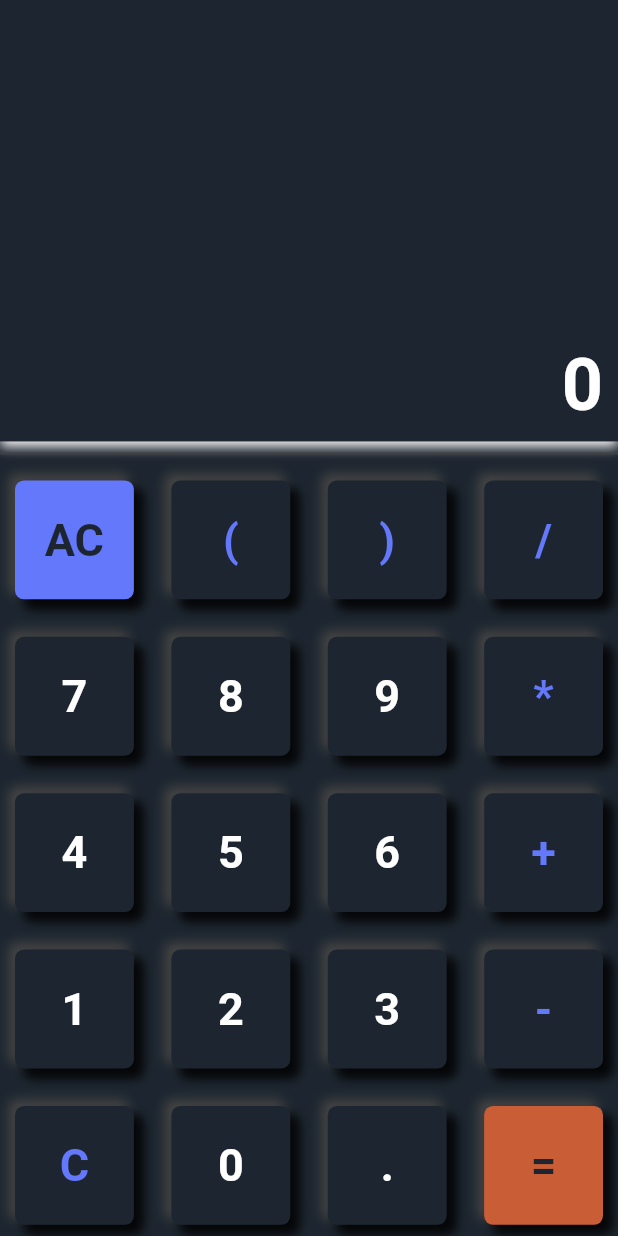
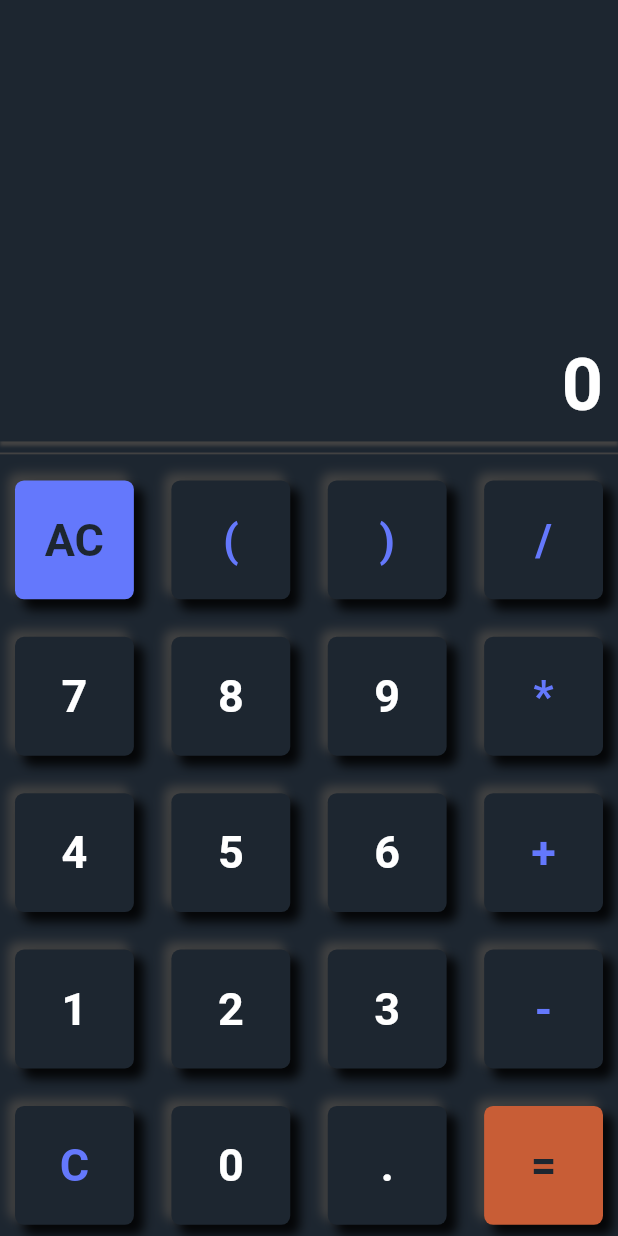
Before and after one commit to gokarna123-goku/g_calculator, a Flutter app: the screen it shows after launch, on a phone screen of 412 x 824 dp. Run offline on Flutter 3.47's test engine with Material 2 defaults, Android fonts, the phone set to English and light mode, and no system bars; our stand-ins replace math_expressions.

```diff
--- a/lib/view/calculator/calculator.dart
+++ b/lib/view/calculator/calculator.dart
@@ -13,26 +13,11 @@ class _CalculatorPageState extends State<CalculatorPage> {
   String result = '0';
 
   List<String> buttonList = [
-    'AC',
-    '(',
-    ')',
-    '/',
-    '7',
-    '8',
-    '9',
-    '*',
-    '4',
-    '5',
-    '6',
-    '+',
-    '1',
-    '2',
-    '3',
-    '-',
-    'C',
-    '0',
-    '.',
-    '=',
+    'AC', '(', ')', '/',
+    '7', '8', '9', '*',
+    '4', '5', '6', '+',
+    '1', '2', '3', '-',
+    'C', '0',  '.', '=',
   ];
   @override
   Widget build(BuildContext context) {
@@ -48,27 +33,10 @@ class _CalculatorPageState extends State<CalculatorPage> {
                 borderRadius: BorderRadius.circular(0),
                 boxShadow: [
                   BoxShadow(
-                    color: Color.fromRGBO(8, 56, 73, 0.5), // shadow color
+                    offset: Offset(0, 3),
+                    blurRadius: 1.0,
+                    color: Colors.grey.shade800, // background color
                   ),
-                  BoxShadow(
-                    offset: Offset(0, 4),
-                    blurRadius: 6,
-                    color: Color(0xFFF9F8F9), // background color
-                  ),
-                  //   // BoxShadow(
-                  //   //   blurStyle: BlurStyle.inner,
-                  //   //   color: Colors.grey.shade800,
-                  //   //   blurRadius: 5.0,
-                  //   //   spreadRadius: 0.5,
-                  //   //   offset: Offset(4, 4),
-                  //   // ),
-                  //   // BoxShadow(
-                  //   //   blurStyle: BlurStyle.inner,
-                  //   //   color: Colors.black87,
-                  //   //   blurRadius: 5.0,
-                  //   //   spreadRadius: 0.5,
-                  //   //   offset: Offset(4.0, 4.0),
-                  //   // ),
                 ],
               ),
               child: Column(
```
